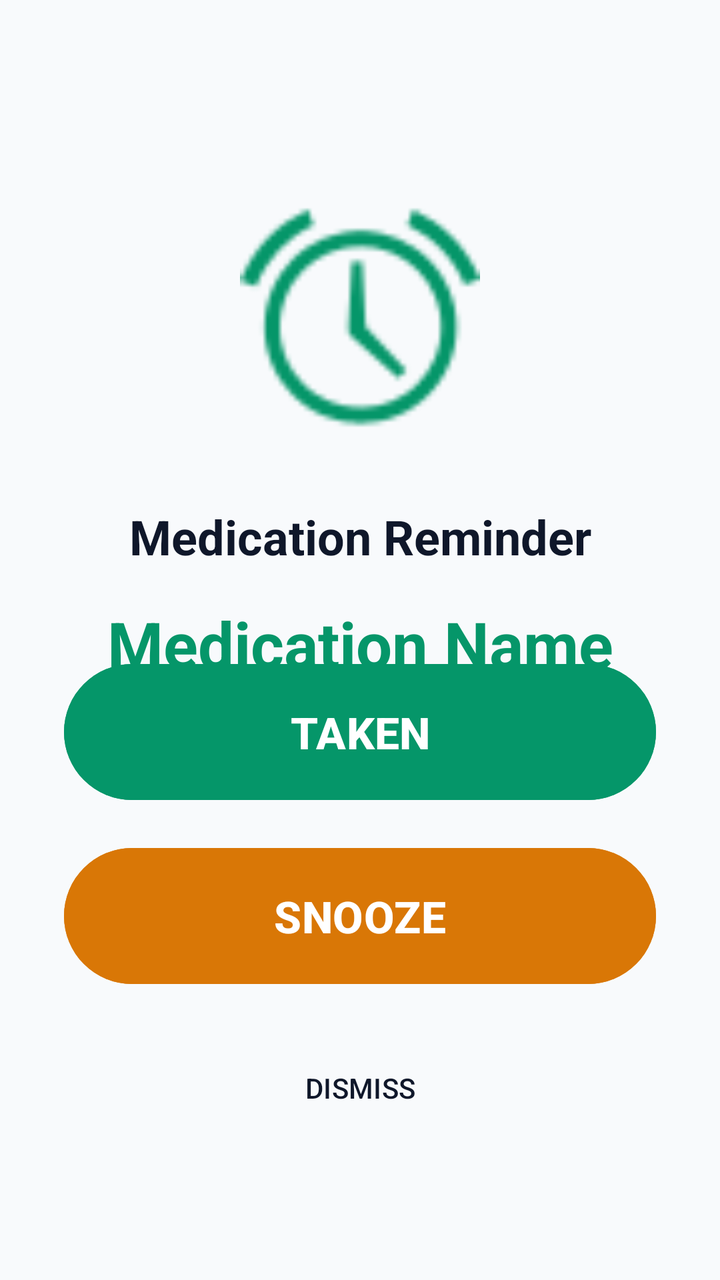
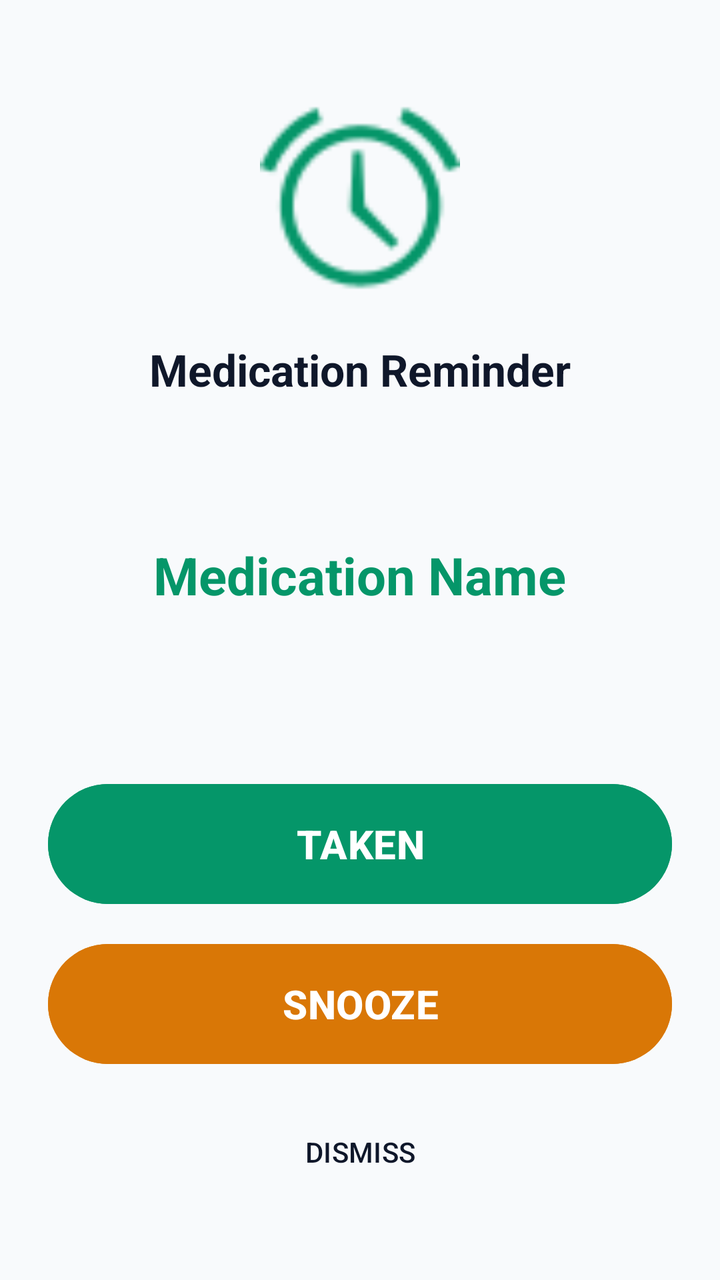

The first picture is an Android layout as it rendered before a commit; the second is the same layout after the commit. The layout source and the unified diff follow.
<!-- AndroidManifest.xml: activity theme Theme.OCRMedicationApp -->
<!-- res/layout/activity_alarm.xml -->
<?xml version="1.0" encoding="utf-8"?>
<androidx.constraintlayout.widget.ConstraintLayout xmlns:android="http://schemas.android.com/apk/res/android"
    xmlns:app="http://schemas.android.com/apk/res-auto"
    android:layout_width="match_parent"
    android:layout_height="match_parent"
    android:background="@color/app_background">

    <ImageView
        android:id="@+id/ivAlarmIcon"
        android:layout_width="120dp"
        android:layout_height="120dp"
        android:layout_marginTop="100dp"
        android:src="@android:drawable/ic_lock_idle_alarm"
        app:layout_constraintEnd_toEndOf="parent"
        app:layout_constraintStart_toStartOf="parent"
        app:layout_constraintTop_toTopOf="parent"
        app:tint="@color/nav_selected" />

    <TextView
        android:id="@+id/tvAlarmTitle"
        android:layout_width="wrap_content"
        android:layout_height="wrap_content"
        android:layout_marginTop="32dp"
        android:text="@string/alarm_title"
        android:textColor="@color/text_primary"
        android:textSize="24sp"
        android:textStyle="bold"
        app:layout_constraintEnd_toEndOf="parent"
        app:layout_constraintStart_toStartOf="parent"
        app:layout_constraintTop_toBottomOf="@id/ivAlarmIcon" />

    <TextView
        android:id="@+id/tvMedicationName"
        android:layout_width="wrap_content"
        android:layout_height="wrap_content"
        android:layout_marginTop="16dp"
        android:text="Medication Name"
        android:textColor="@color/nav_selected"
        android:textSize="32sp"
        android:textStyle="bold"
        app:layout_constraintEnd_toEndOf="parent"
        app:layout_constraintStart_toStartOf="parent"
        app:layout_constraintTop_toBottomOf="@id/tvAlarmTitle" />

    <Button
        android:id="@+id/btnTaken"
        android:layout_width="0dp"
        android:layout_height="76dp"
        android:layout_marginStart="32dp"
        android:layout_marginEnd="32dp"
        android:layout_marginBottom="16dp"
        android:backgroundTint="@color/nav_selected"
        android:text="@string/btn_taken_massive"
        android:textColor="@color/white"
        android:textSize="22sp"
        android:textStyle="bold"
        app:layout_constraintBottom_toTopOf="@id/btnSnooze"
        app:layout_constraintEnd_toEndOf="parent"
        app:layout_constraintStart_toStartOf="parent" />

    <Button
        android:id="@+id/btnSnooze"
        android:layout_width="0dp"
        android:layout_height="76dp"
        android:layout_marginStart="32dp"
        android:layout_marginEnd="32dp"
        android:layout_marginBottom="16dp"
        android:backgroundTint="@color/snooze_orange"
        android:text="@string/btn_snooze_massive"
        android:textColor="@color/white"
        android:textSize="22sp"
        android:textStyle="bold"
        app:layout_constraintBottom_toTopOf="@id/btnDismiss"
        app:layout_constraintEnd_toEndOf="parent"
        app:layout_constraintStart_toStartOf="parent" />

    <Button
        android:id="@+id/btnDismiss"
        android:layout_width="0dp"
        android:layout_height="64dp"
        android:layout_marginStart="32dp"
        android:layout_marginEnd="32dp"
        android:layout_marginBottom="64dp"
        android:backgroundTint="@android:color/transparent"
        android:text="@string/btn_dismiss"
        android:textColor="@color/text_primary"
        app:layout_constraintBottom_toBottomOf="parent"
        app:layout_constraintEnd_toEndOf="parent"
        app:layout_constraintStart_toStartOf="parent" />

</androidx.constraintlayout.widget.ConstraintLayout>
<!-- resources referenced by this layout -->
<resources>
  <color name="app_background">#F8FAFC</color>
  <color name="nav_selected">#059669</color>
  <color name="snooze_orange">#D97706</color>
  <color name="text_primary">#0F172A</color>
  <color name="white">#FFFFFFFF</color>
  <string name="alarm_title">Medication Reminder</string>
  <string name="btn_dismiss">DISMISS</string>
  <string name="btn_snooze_massive">SNOOZE</string>
  <string name="btn_taken_massive">TAKEN</string>
  <style name="Theme.OCRMedicationApp" parent="Base.Theme.OCRMedicationApp" />
  <style name="Base.Theme.OCRMedicationApp" parent="Theme.Material3.DayNight.NoActionBar">
          <item name="android:navigationBarColor">@android:color/transparent</item>
          <item name="android:statusBarColor">@android:color/transparent</item>
          <item name="android:windowDrawsSystemBarBackgrounds">true</item>
          <item name="android:enforceNavigationBarContrast" tools:targetApi="q">false</item>
          <item name="android:enforceStatusBarContrast" tools:targetApi="q">false</item>
          <item name="bottomSheetDialogTheme">@style/CustomBottomSheetDialogTheme</item>
      </style>
  <style name="CustomBottomSheetDialogTheme" parent="ThemeOverlay.Material3.BottomSheetDialog">
          <item name="android:windowAnimationStyle">@style/BottomSheetSlideAnimation</item>
      </style>
  <style name="BottomSheetSlideAnimation">
          <item name="android:windowEnterAnimation">@anim/slide_in_bottom</item>
          <item name="android:windowExitAnimation">@anim/slide_out_bottom</item>
      </style>
</resources>

<!-- the commit's change to res/layout/activity_alarm.xml (unified diff, before → after) -->
@@ -3,13 +3,14 @@
     xmlns:app="http://schemas.android.com/apk/res-auto"
     android:layout_width="match_parent"
     android:layout_height="match_parent"
-    android:background="@color/app_background">
+    android:background="@color/app_background"
+    android:paddingHorizontal="24dp">
 
     <ImageView
         android:id="@+id/ivAlarmIcon"
-        android:layout_width="120dp"
-        android:layout_height="120dp"
-        android:layout_marginTop="100dp"
+        android:layout_width="100dp"
+        android:layout_height="100dp"
+        android:layout_marginTop="50dp"
         android:src="@android:drawable/ic_lock_idle_alarm"
         app:layout_constraintEnd_toEndOf="parent"
         app:layout_constraintStart_toStartOf="parent"
@@ -20,39 +21,55 @@
         android:id="@+id/tvAlarmTitle"
         android:layout_width="wrap_content"
         android:layout_height="wrap_content"
-        android:layout_marginTop="32dp"
+        android:layout_marginTop="20dp"
         android:text="@string/alarm_title"
         android:textColor="@color/text_primary"
-        android:textSize="24sp"
+        android:textSize="22sp"
         android:textStyle="bold"
         app:layout_constraintEnd_toEndOf="parent"
         app:layout_constraintStart_toStartOf="parent"
         app:layout_constraintTop_toBottomOf="@id/ivAlarmIcon" />
 
-    <TextView
-        android:id="@+id/tvMedicationName"
-        android:layout_width="wrap_content"
-        android:layout_height="wrap_content"
-        android:layout_marginTop="16dp"
-        android:text="Medication Name"
-        android:textColor="@color/nav_selected"
-        android:textSize="32sp"
-        android:textStyle="bold"
-        app:layout_constraintEnd_toEndOf="parent"
-        app:layout_constraintStart_toStartOf="parent"
-        app:layout_constraintTop_toBottomOf="@id/tvAlarmTitle" />
+    <androidx.core.widget.NestedScrollView
+        android:id="@+id/svMedications"
+        android:layout_width="match_parent"
+        android:layout_height="0dp"
+        android:layout_marginTop="12dp"
+        android:layout_marginBottom="24dp"
+        android:fillViewport="true"
+        android:overScrollMode="never"
+        app:layout_constraintTop_toBottomOf="@id/tvAlarmTitle"
+        app:layout_constraintBottom_toTopOf="@id/btnTaken">
+
+        <LinearLayout
+            android:layout_width="match_parent"
+            android:layout_height="wrap_content"
+            android:orientation="vertical"
+            android:gravity="center">
+
+            <TextView
+                android:id="@+id/tvMedicationName"
+                android:layout_width="wrap_content"
+                android:layout_height="wrap_content"
+                android:text="Medication Name"
+                android:textColor="@color/nav_selected"
+                android:textSize="26sp"
+                android:textStyle="bold"
+                android:gravity="center"
+                android:lineSpacingExtra="6dp" />
+
+        </LinearLayout>
+    </androidx.core.widget.NestedScrollView>
 
     <Button
         android:id="@+id/btnTaken"
         android:layout_width="0dp"
-        android:layout_height="76dp"
-        android:layout_marginStart="32dp"
-        android:layout_marginEnd="32dp"
-        android:layout_marginBottom="16dp"
+        android:layout_height="68dp"
+        android:layout_marginBottom="12dp"
         android:backgroundTint="@color/nav_selected"
         android:text="@string/btn_taken_massive"
         android:textColor="@color/white"
-        android:textSize="22sp"
+        android:textSize="20sp"
         android:textStyle="bold"
         app:layout_constraintBottom_toTopOf="@id/btnSnooze"
         app:layout_constraintEnd_toEndOf="parent"
@@ -61,14 +78,12 @@
     <Button
         android:id="@+id/btnSnooze"
         android:layout_width="0dp"
-        android:layout_height="76dp"
-        android:layout_marginStart="32dp"
-        android:layout_marginEnd="32dp"
-        android:layout_marginBottom="16dp"
+        android:layout_height="68dp"
+        android:layout_marginBottom="12dp"
         android:backgroundTint="@color/snooze_orange"
         android:text="@string/btn_snooze_massive"
         android:textColor="@color/white"
-        android:textSize="22sp"
+        android:textSize="20sp"
         android:textStyle="bold"
         app:layout_constraintBottom_toTopOf="@id/btnDismiss"
         app:layout_constraintEnd_toEndOf="parent"
@@ -77,10 +92,8 @@
     <Button
         android:id="@+id/btnDismiss"
         android:layout_width="0dp"
-        android:layout_height="64dp"
-        android:layout_marginStart="32dp"
-        android:layout_marginEnd="32dp"
-        android:layout_marginBottom="64dp"
+        android:layout_height="56dp"
+        android:layout_marginBottom="36dp"
         android:backgroundTint="@android:color/transparent"
         android:text="@string/btn_dismiss"
         android:textColor="@color/text_primary"
